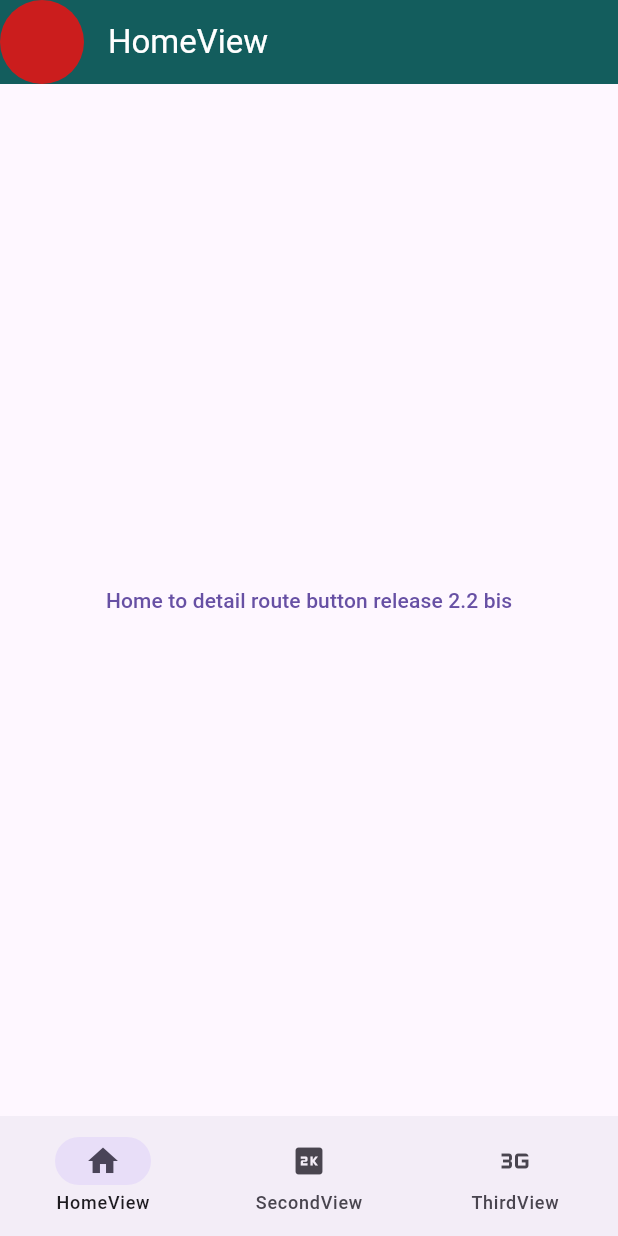
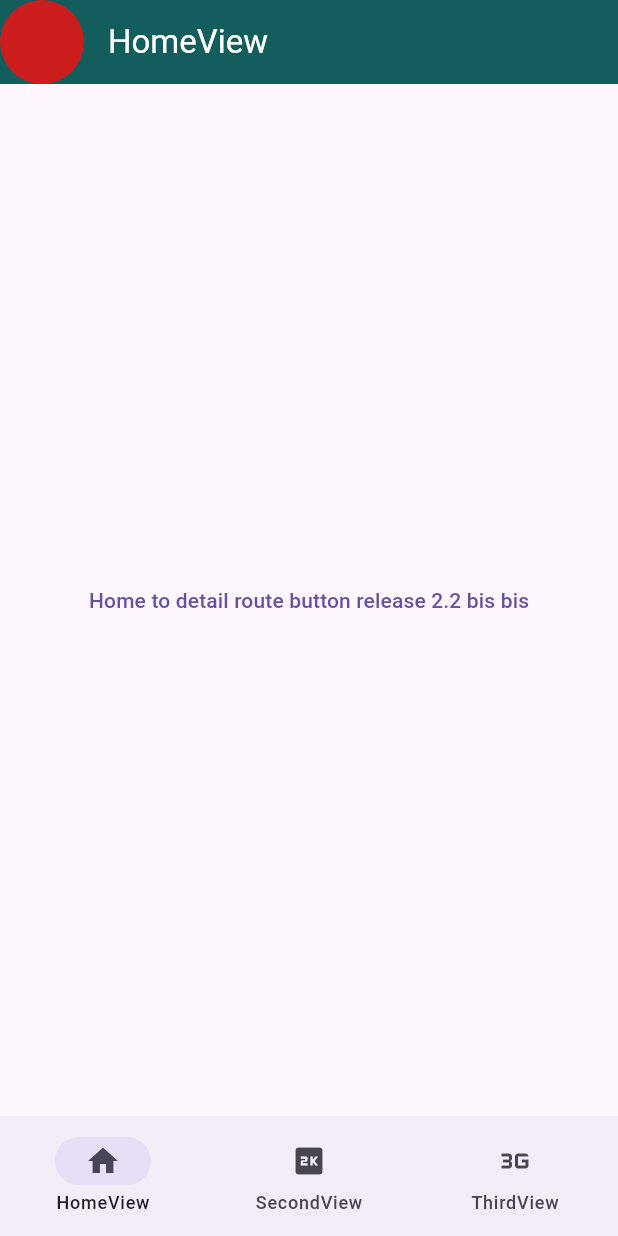
Before and after one commit to Slupshi/poc_navigation, a Flutter app: the screen it shows after launch, on a phone screen of 412 x 824 dp. Run offline on Flutter 3.47's test engine with Material 3 defaults, Android fonts, the phone set to English and light mode, and no system bars; our stand-ins replace go_router.

Commit message:
Push release 2.2 num 3

```diff
--- a/lib/screens/home_view.dart
+++ b/lib/screens/home_view.dart
@@ -12,7 +12,7 @@ class HomeView extends StatelessWidget {
       hasLeadingAvatar: true,
       body: Center(
         child: TextButton(
-          child: const Text("Home to detail route button release 2.2 bis"),
+          child: const Text("Home to detail route button release 2.2 bis bis"),
           onPressed: () => const HomeDetailViewRouteData(id: 456).go(context),
         ),
       ),
```
